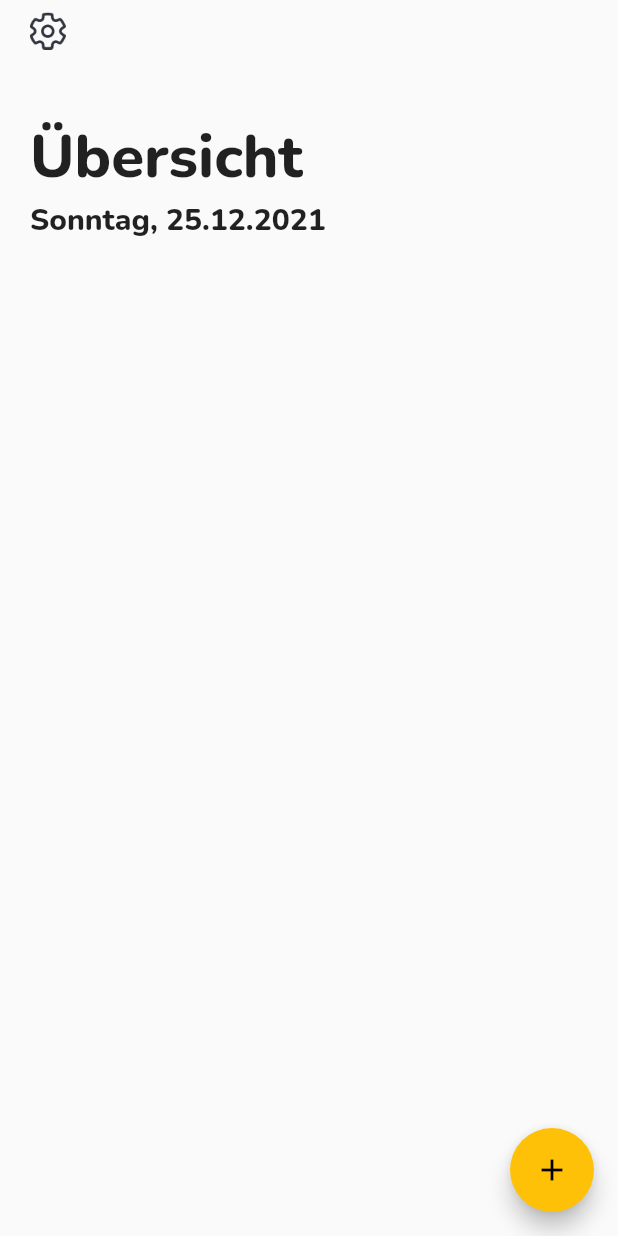
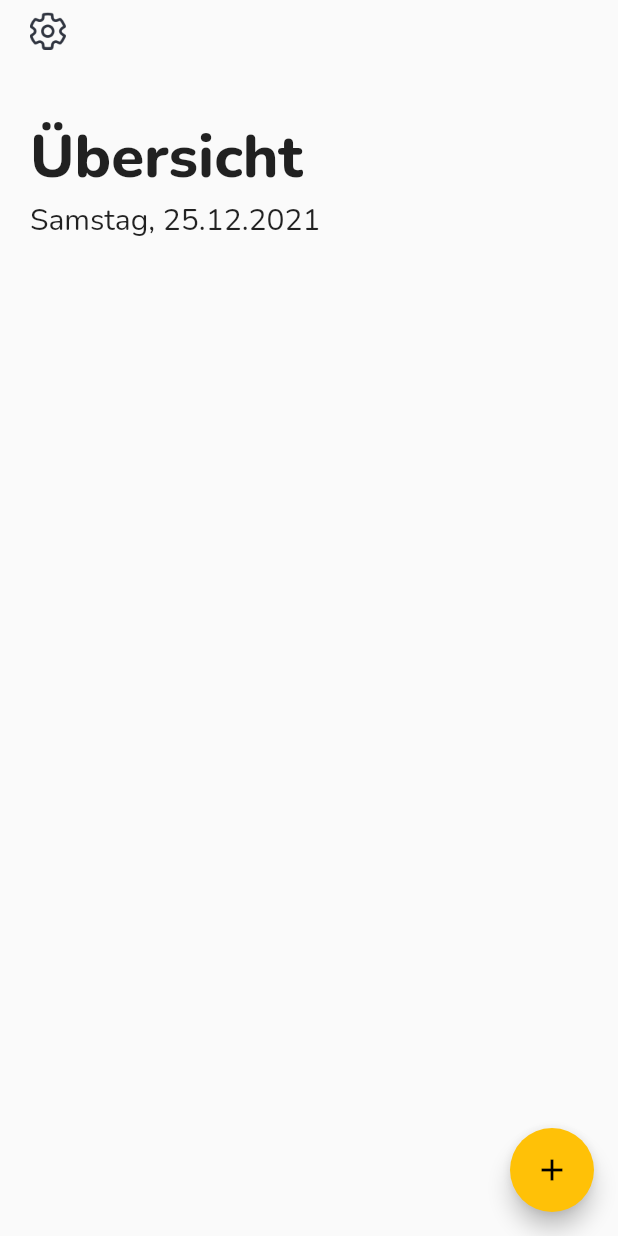
Before and after one commit to brainHausaufgaben/app, a Flutter app: the screen it shows after launch, on a phone screen of 412 x 824 dp. Run offline on Flutter 3.47's test engine with Material 2 defaults, Android fonts, the phone set to English and light mode, and no system bars.

Commit message:
tag ding gemacht das es halt clean am funktionieren ist so

```diff
--- a/lib/main.dart
+++ b/lib/main.dart
@@ -49,7 +49,7 @@
     String month = DateTime.now().month.toString();
     String year = DateTime.now().year.toString();
 
-    String weekDay =  weekDays[DateTime.now().weekday];
+    String weekDay =  weekDays[DateTime.now().weekday - 1];
 
     return weekDay + ", " + day + "." + month + "." + year;
   }
--- a/pubspec.yaml
+++ b/pubspec.yaml
@@ -79,6 +79,8 @@ flutter:
      fonts:
        - asset: fonts/Nunito/Nunito-ExtraBold.ttf
          weight: 800
+       - asset: fonts/Nunito/Nunito-Regular.ttf
+         weight: 400
   #       - asset: fonts/Schyler-Italic.ttf
   #         style: italic
   #   - family: Trajan Pro
```
